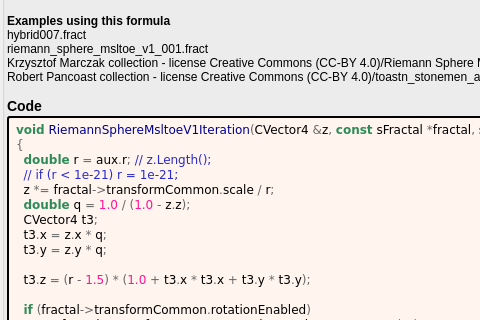
Above: mandelbulber2/formula/ui/riemann_sphere_msltoe_v1.ui from buddhi1980/mandelbulber2 before the change; both pictures show x 0 to 480 and y 450 to 770 of the 862 by 1020 pixel window. Below: the same form after it.
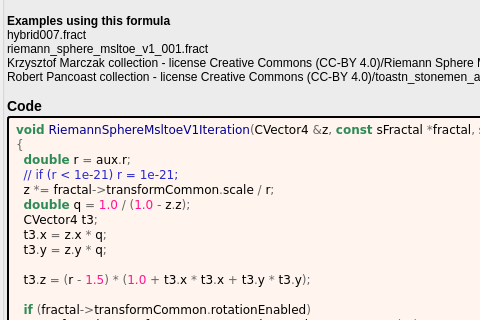
That is the form after the change. Custom widgets are drawn as their Qt base class.

Diff of the .ui file:
```diff
--- a/mandelbulber2/formula/ui/riemann_sphere_msltoe_v1.ui
+++ b/mandelbulber2/formula/ui/riemann_sphere_msltoe_v1.ui
@@ -639,7 +639,7 @@
          <string notr="true">&lt;body style=&quot;background-color:#fff5ee&quot;&gt;
 &lt;pre style=&quot;color:#000000; background-color:#fff5ee;  font-family:'Courier New',monospace;&quot;&gt;&lt;span style=&quot;color:#2e8b57; font-weight:bold&quot;&gt;void&lt;/span&gt; &lt;span style=&quot;color:#00008f&quot;&gt;RiemannSphereMsltoeV1Iteration&lt;/span&gt;&lt;span style=&quot;color:#676767&quot;&gt;(&lt;/span&gt;CVector4 &lt;span style=&quot;color:#676767&quot;&gt;&amp;amp;&lt;/span&gt;z&lt;span style=&quot;color:#676767&quot;&gt;,&lt;/span&gt; &lt;span style=&quot;color:#2e8b57; font-weight:bold&quot;&gt;const&lt;/span&gt; sFractal &lt;span style=&quot;color:#676767&quot;&gt;*&lt;/span&gt;fractal&lt;span style=&quot;color:#676767&quot;&gt;,&lt;/span&gt; sExtendedAux &lt;span style=&quot;color:#676767&quot;&gt;&amp;amp;&lt;/span&gt;aux&lt;span style=&quot;color:#676767&quot;&gt;)&lt;/span&gt;
 &lt;span style=&quot;color:#676767&quot;&gt;{&lt;/span&gt;
-  &lt;span style=&quot;color:#2e8b57; font-weight:bold&quot;&gt;double&lt;/span&gt; r &lt;span style=&quot;color:#676767&quot;&gt;=&lt;/span&gt; aux&lt;span style=&quot;color:#676767&quot;&gt;.&lt;/span&gt;r&lt;span style=&quot;color:#676767&quot;&gt;;&lt;/span&gt; &lt;span style=&quot;color:#2929cc&quot;&gt;// z.Length();&lt;/span&gt;
+  &lt;span style=&quot;color:#2e8b57; font-weight:bold&quot;&gt;double&lt;/span&gt; r &lt;span style=&quot;color:#676767&quot;&gt;=&lt;/span&gt; aux&lt;span style=&quot;color:#676767&quot;&gt;.&lt;/span&gt;r&lt;span style=&quot;color:#676767&quot;&gt;;&lt;/span&gt;
   &lt;span style=&quot;color:#2929cc&quot;&gt;// if (r &amp;lt; 1e-21) r = 1e-21;&lt;/span&gt;
   z &lt;span style=&quot;color:#676767&quot;&gt;*=&lt;/span&gt; fractal&lt;span style=&quot;color:#676767&quot;&gt;-&amp;gt;&lt;/span&gt;transformCommon&lt;span style=&quot;color:#676767&quot;&gt;.&lt;/span&gt;scale &lt;span style=&quot;color:#676767&quot;&gt;/&lt;/span&gt; r&lt;span style=&quot;color:#676767&quot;&gt;;&lt;/span&gt;
   &lt;span style=&quot;color:#2e8b57; font-weight:bold&quot;&gt;double&lt;/span&gt; q &lt;span style=&quot;color:#676767&quot;&gt;=&lt;/span&gt; &lt;span style=&quot;color:#ff1493&quot;&gt;1.0&lt;/span&gt; &lt;span style=&quot;color:#676767&quot;&gt;/ (&lt;/span&gt;&lt;span style=&quot;color:#ff1493&quot;&gt;1.0&lt;/span&gt; &lt;span style=&quot;color:#676767&quot;&gt;-&lt;/span&gt; z&lt;span style=&quot;color:#676767&quot;&gt;.&lt;/span&gt;z&lt;span style=&quot;color:#676767&quot;&gt;);&lt;/span&gt;
```
